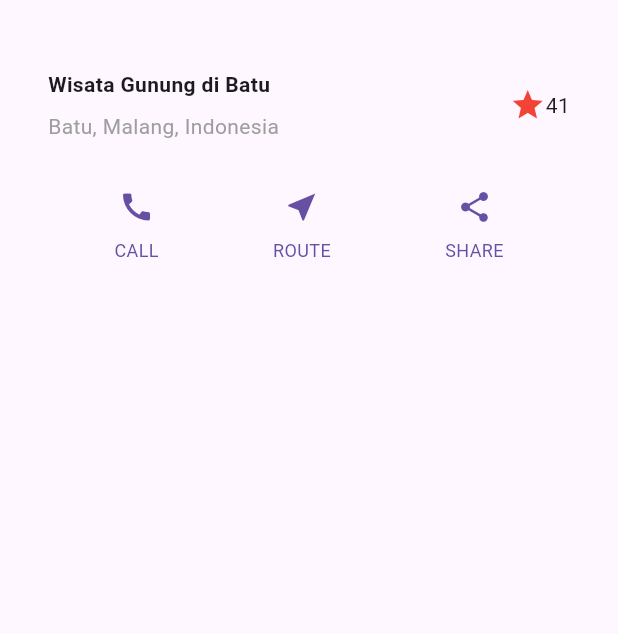
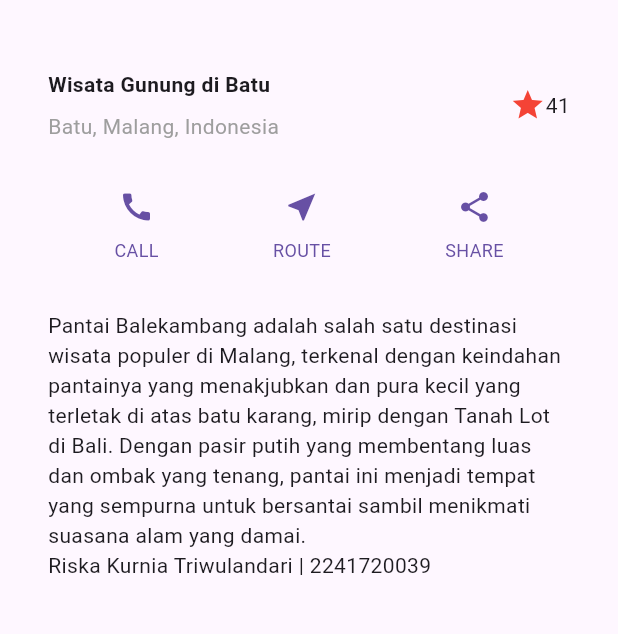
Before and after one commit to riskakurniaa/Pemrograman-Mobile, a Flutter app: the screen it shows after launch, on a phone screen of 412 x 824 dp, the part 63-697 px from its top. Run offline on Flutter 3.47's test engine with Material 3 defaults, Android fonts, the phone set to English and light mode, and no system bars.

Commit message:
Praktikum 3 - Implementasi text section

```diff
--- a/Pertemuan6/layout_flutter/lib/main.dart
+++ b/Pertemuan6/layout_flutter/lib/main.dart
@@ -55,6 +55,20 @@ class MyApp extends StatelessWidget {
       ],
     );
 
+    Widget textSection = Container(
+      padding: const EdgeInsets.all(32),
+      child: const Text(
+        'Pantai Balekambang adalah salah satu destinasi wisata populer di Malang, '
+        'terkenal dengan keindahan pantainya yang menakjubkan dan pura kecil yang '
+        'terletak di atas batu karang, mirip dengan Tanah Lot di Bali. '
+        'Dengan pasir putih yang membentang luas dan ombak yang tenang, '
+        'pantai ini menjadi tempat yang sempurna untuk bersantai sambil menikmati '
+        'suasana alam yang damai.\n'
+        'Riska Kurnia Triwulandari | 2241720039',
+        softWrap: true,
+      ),
+    );
+
     return MaterialApp(
       title: 'Flutter layout: Riska Kurnia Triwulandari | 2241720039',
       home: Scaffold(
@@ -65,6 +79,7 @@ class MyApp extends StatelessWidget {
           children: [
             titleSection,
             buttonSection,
+            textSection,
           ],
         ),
       ),
```
Also changed, not shown: Pertemuan6/img/gambar4.png (added), Pertemuan6/img/pantai.png (added), 1 other file.
